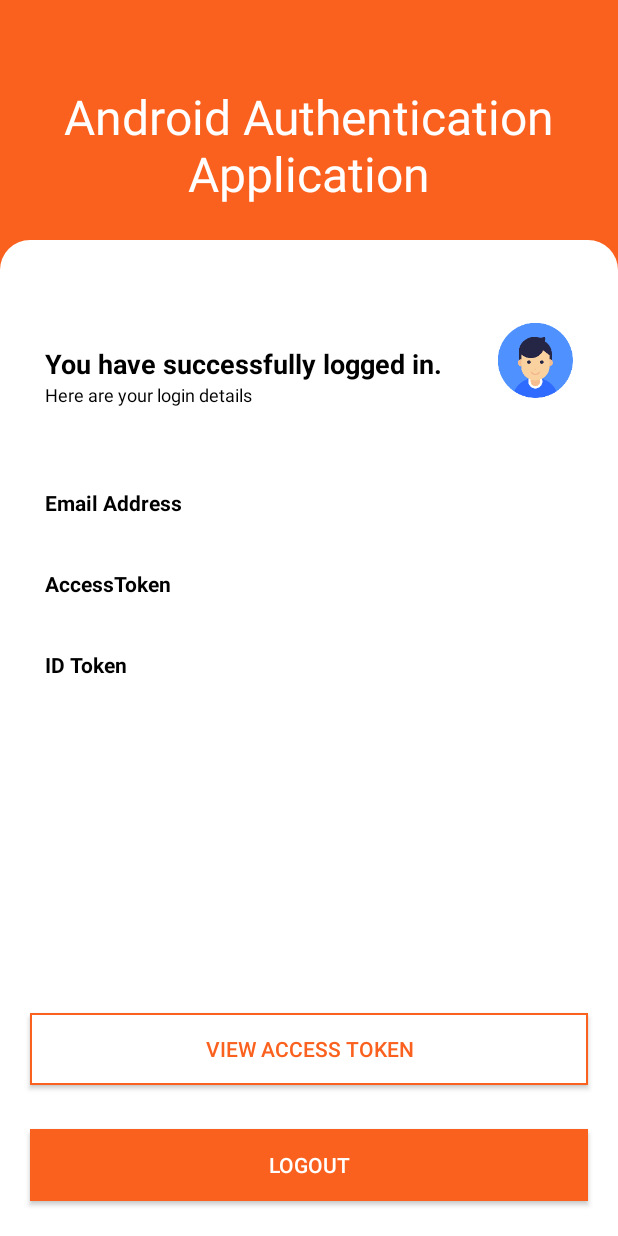
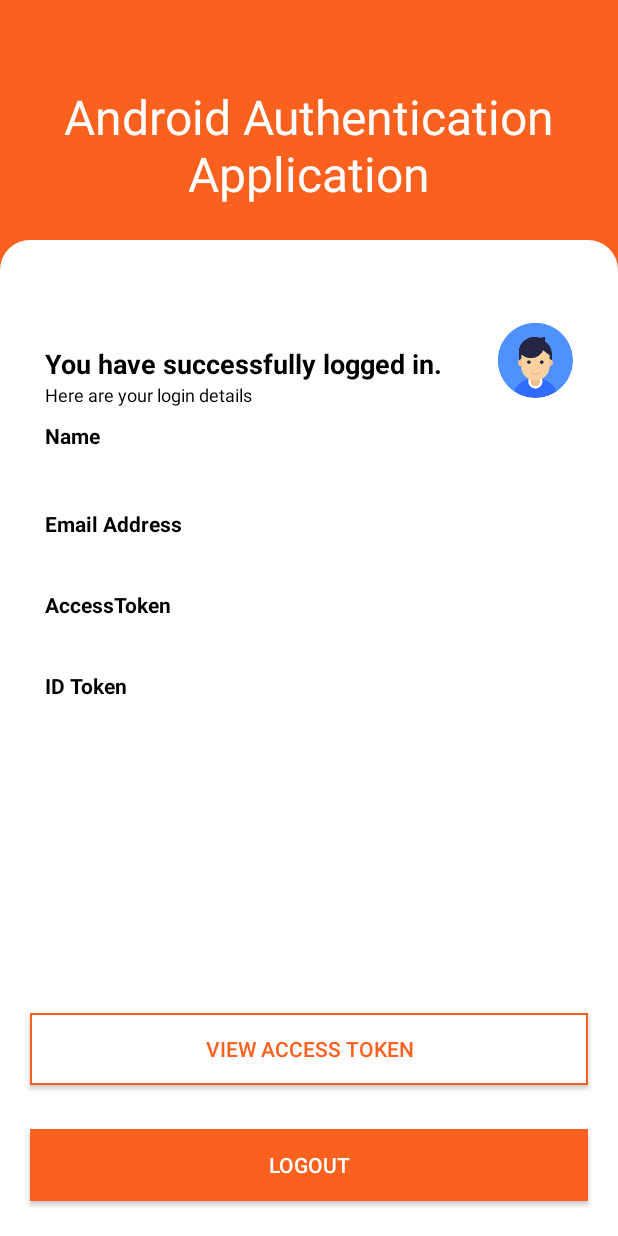
Before and after one commit to wso2-attic/identity-samples-android, an Android app: the UserInfoActivity screen opened directly, with no data from a screen before it, on a phone screen of 412 x 824 dp. Run offline under Robolectric (Android 15) with nearby library versions, the phone set to English and light mode, and no system bars; libraries missing offline, so code that uses them is left out: org.wso2.identity; 3 statements that could not run were skipped.

Commit message:
Add claims

```diff
--- a/app/src/main/java/org/wso2/oidc/sample/UserInfoActivity.java
+++ b/app/src/main/java/org/wso2/oidc/sample/UserInfoActivity.java
@@ -44,6 +44,7 @@ public class UserInfoActivity extends AppCompatActivity {
     private static boolean tokenShown = false;
     private String mSubject;
     private String mEmail;
+    private String mName;
     private String mAccessToken;
     private String mIdToken;
     AuthenticationContext mAuthenticationContext;
@@ -78,6 +79,7 @@ public class UserInfoActivity extends AppCompatActivity {
                         if (userInfoResponse != null) {
                             mSubject = userInfoResponse.getSubject();
                             mEmail = userInfoResponse.getUserInfoProperty("email");
+                            mName = userInfoResponse.getUserInfoProperty("given_name");
                             JSONObject userInfoProperties = userInfoResponse
                                     .getUserInfoProperties();
                             Iterator<String> keys = userInfoProperties.keys();
@@ -88,6 +90,7 @@ public class UserInfoActivity extends AppCompatActivity {
                                     String claimName = keys.next();
                                     String claimValue = (String) userInfoProperties.get(claimName);
                                     Log.d(LOG_TAG, claimName + " : " + claimValue);
+
                                 }
                             } catch (JSONException exception) {
                                 Log.e(LOG_TAG, "Error while getting userclaims", exception );
@@ -146,8 +149,10 @@ public class UserInfoActivity extends AppCompatActivity {
         TextView emailId = findViewById(R.id.emailid);
         TextView accessTokenView = findViewById(R.id.accesstoken);
         TextView idtokenView = findViewById(R.id.idtoken);
+        TextView name = findViewById(R.id.name);
 
         idtokenView.setText(mIdToken.substring(0, 100) + " ...");
+        name.setText(mName);
         username.setText("Hey ".concat(
                 mSubject.substring(0, 1).toUpperCase() + mSubject.substring(1) + ","));
         emailId.setText(mEmail);
--- a/app/src/main/res/layout/activity_user_info.xml
+++ b/app/src/main/res/layout/activity_user_info.xml
@@ -116,14 +116,34 @@
                 android:contentDescription="avatar" />
 
             <TextView
+                android:id="@+id/userView"
+                android:layout_width="wrap_content"
+                android:layout_height="wrap_content"
+                android:layout_marginTop="15sp"
+                android:text="@string/user_name"
+                android:textColor="@color/black"
+                android:textSize="14sp"
+                android:layout_below="@id/userAvatar"
+                android:textStyle="bold"/>
+
+            <TextView
+                android:id="@+id/name"
+                android:layout_width="wrap_content"
+                android:layout_height="wrap_content"
+                android:layout_below="@id/userView"
+                android:textColor="@color/light_black"
+                android:textSize="14sp">
+            </TextView>
+
+            <TextView
                 android:id="@+id/emailview"
                 android:layout_width="wrap_content"
                 android:layout_height="wrap_content"
-                android:layout_marginTop="60sp"
+                android:layout_marginTop="20sp"
                 android:text="@string/email"
                 android:textColor="@color/black"
                 android:textSize="14sp"
-                android:layout_below="@id/userAvatar"
+                android:layout_below="@id/name"
                 android:textStyle="bold"/>
 
             <TextView
--- a/app/src/main/res/values/strings.xml
+++ b/app/src/main/res/values/strings.xml
@@ -34,6 +34,7 @@
     <string name="accesstoken">AccessToken</string>
     <string name="greeting_one">You have successfully logged in.</string>
     <string name="greeting_two">Here are your login details</string>
+    <string name="user_name">Name</string>
     <string name="welcome">Welcome</string>
     <string name="todo">TODO</string>
 </resources>
```
